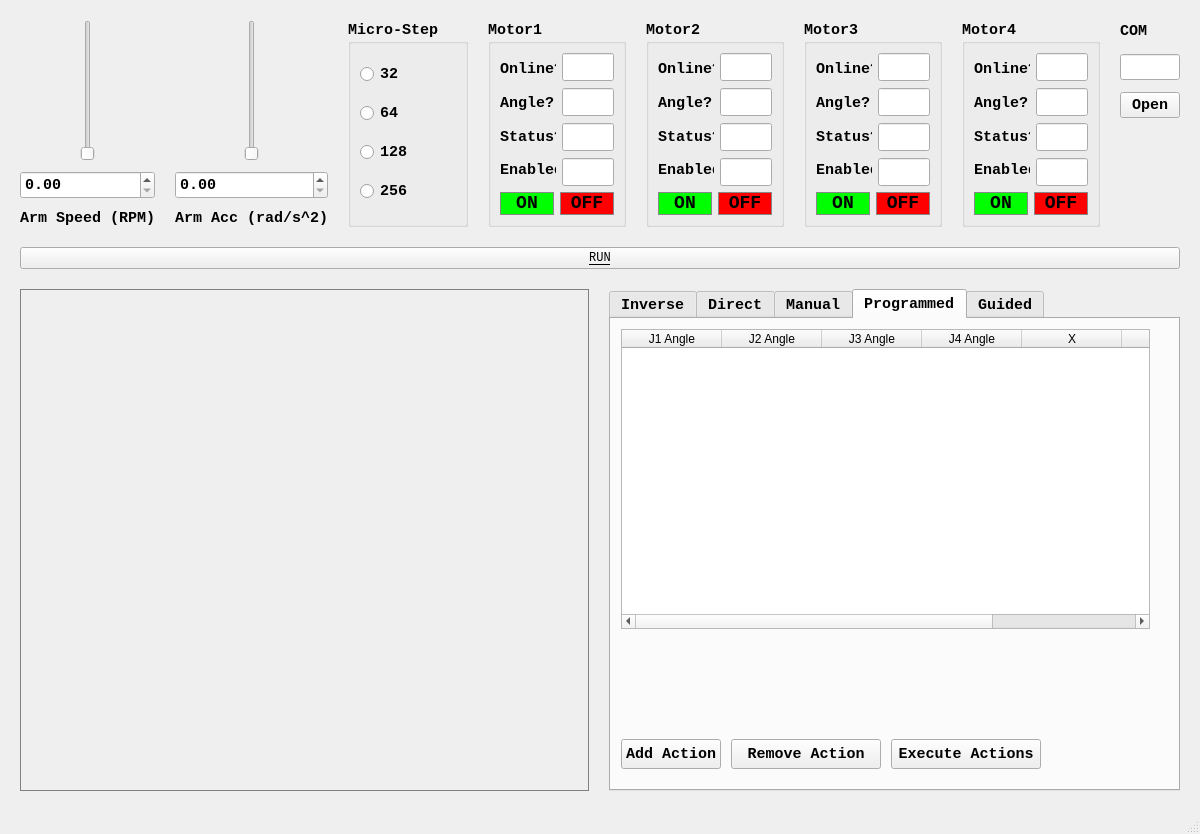
The window that ARIS_SMART.ui (ch342158/Aris_Smart_Robot) describes before a commit, drawn with Qt 5.
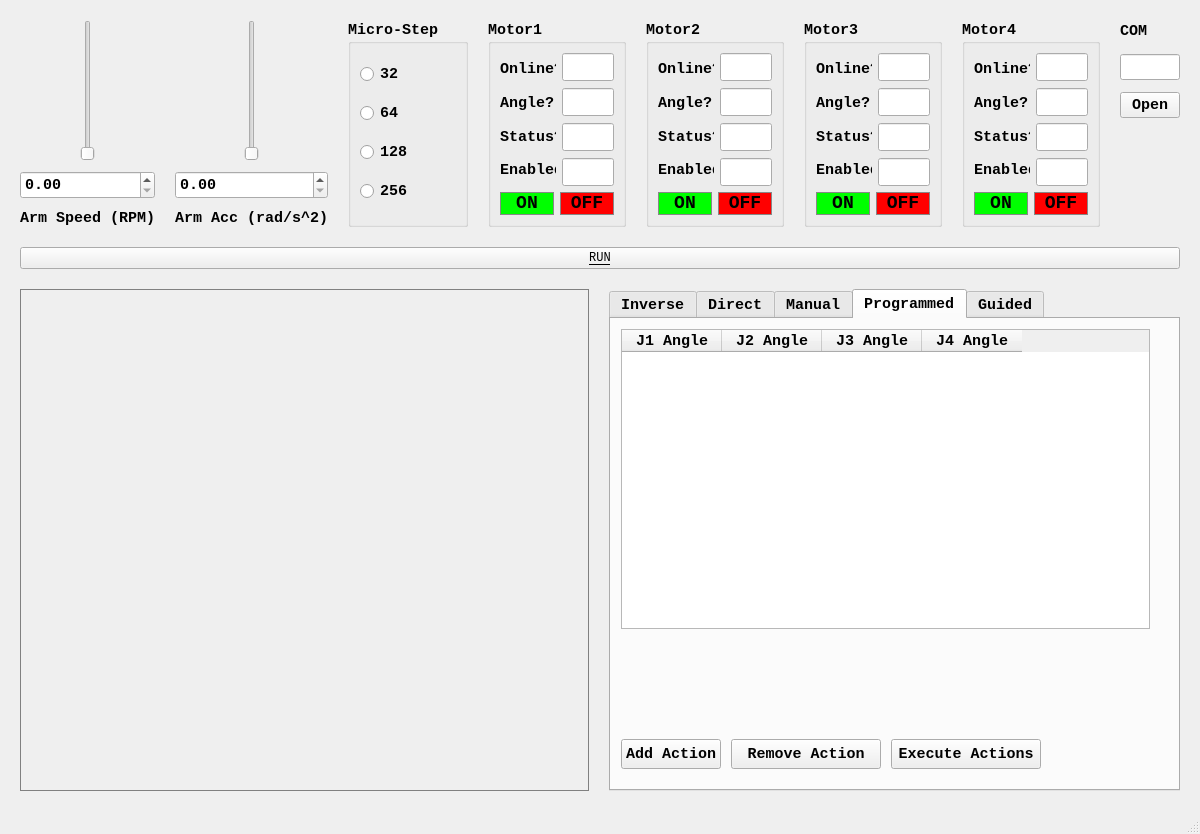
The same window after the commit. The open tabs and pages were chosen to show the change.

```diff
--- a/ARIS_SMART.ui
+++ b/ARIS_SMART.ui
@@ -2693,7 +2693,7 @@
             </rect>
         </property>
         <property name="columnCount">
-            <number>7</number>
+            <number>4</number>
         </property>
         <property name="rowCount">
             <number>0</number> <!-- Start with zero rows -->
@@ -2718,7 +2718,7 @@
                 <string>J4 Angle</string>
             </property>
         </column>
-        <column>
+        <!--><column>
             <property name="text">
                 <string>X</string>
             </property>
@@ -2732,7 +2732,7 @@
             <property name="text">
                 <string>Z</string>
             </property>
-        </column>
+        </column><!-->
     </widget>
     <widget class="QPushButton" name="add_action_button">
         <property name="geometry">
```
